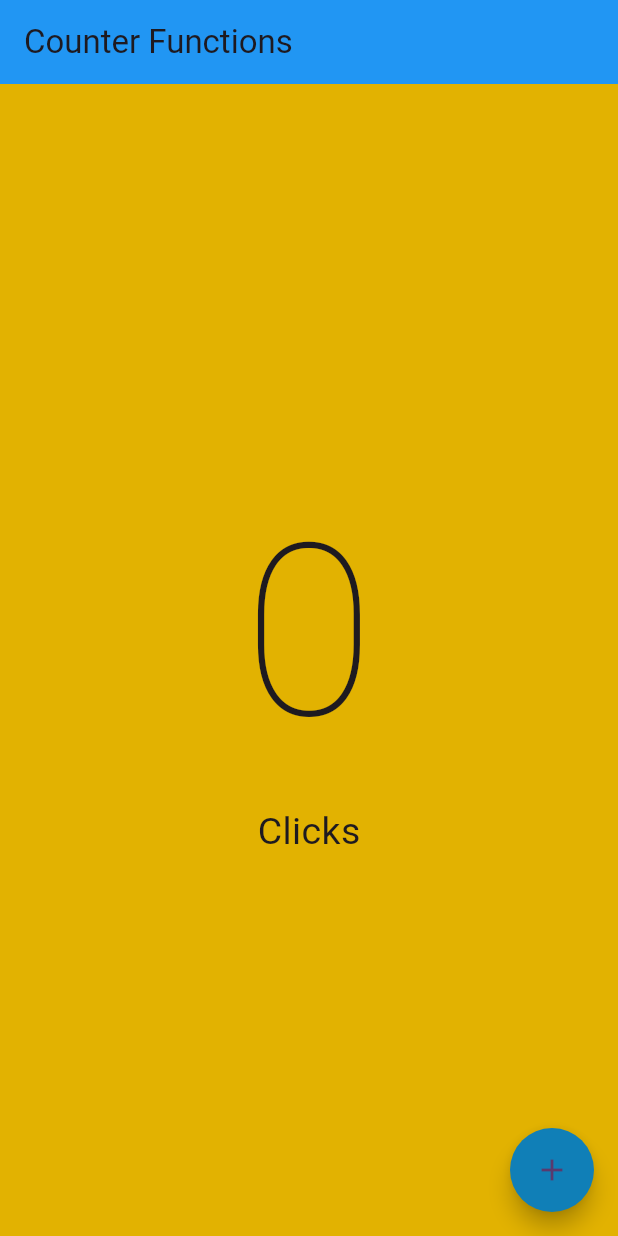
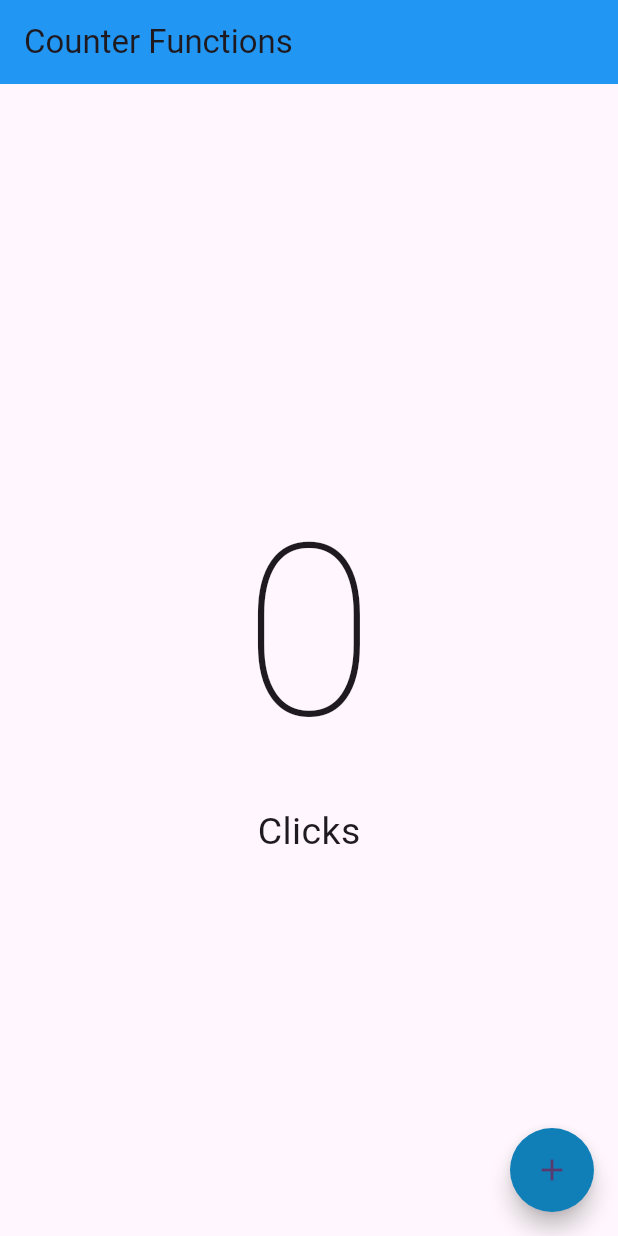
Before and after one commit to lucasAmendola/seminario_flutter, a Flutter app: the screen it shows after launch, on a phone screen of 412 x 824 dp. Run offline on Flutter 3.47's test engine with Material 3 defaults, Android fonts, the phone set to English and light mode, and no system bars; drawn by our look-alikes of flutter_speed_dial.

```diff
--- a/contador_flutter/lib/screens/counter_functions_screen.dart
+++ b/contador_flutter/lib/screens/counter_functions_screen.dart
@@ -24,7 +24,6 @@ class _CounterFunctionsScreenState extends State<CounterFunctionsScreen> {
 
     // ignore: prefer_const_constructors
     return Scaffold(
-      backgroundColor: Color.fromARGB(255, 226, 178, 1),
       appBar: AppBar(
         title: const Text('Counter Functions'),
 
@@ -36,13 +35,13 @@ class _CounterFunctionsScreenState extends State<CounterFunctionsScreen> {
           mainAxisAlignment: layout,
           children: [
             Text('$clickCounter',
-                   style: const TextStyle( fontSize: 160, fontWeight: FontWeight.w100, fontFamily: Unicode.LRM),),
+                   style: const TextStyle( fontSize: 160, fontWeight: FontWeight.w100),),
 
             if( clickCounter == 1)
-            Text('Click', style: TextStyle( fontSize: 25, fontFamily: Unicode.LRM)),
+            Text('Click', style: TextStyle( fontSize: 25)),
 
             if( clickCounter > 1 || clickCounter == 0)
-            Text('Clicks', style: TextStyle( fontSize: 25, fontFamily: Unicode.LRM))
+            Text('Clicks', style: TextStyle( fontSize: 25))
           ],
         ),
       ),
```
